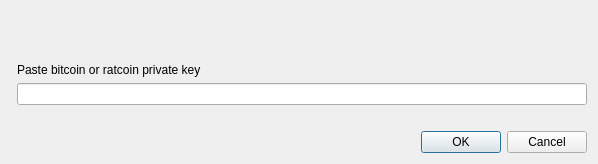
salarii/dims, file src/qt/forms/addAddressDialog.ui: the form before one commit.
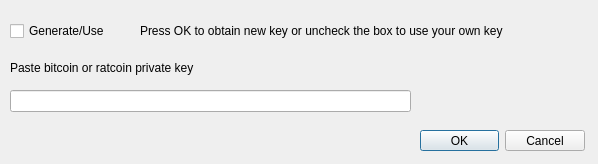
The form after the commit.

```diff
--- a/src/qt/forms/addAddressDialog.ui
+++ b/src/qt/forms/addAddressDialog.ui
@@ -25,9 +25,15 @@
   <property name="windowTitle">
    <string>Address Dialog</string>
   </property>
-  <layout class="QVBoxLayout" name="verticalLayout">
-   <item>
     <widget class="QLabel" name="warningLabel">
+   <property name="geometry">
+    <rect>
+     <x>8</x>
+     <y>8</y>
+     <width>16</width>
+     <height>16</height>
+    </rect>
+   </property>
      <property name="textFormat">
       <enum>Qt::RichText</enum>
      </property>
@@ -35,14 +41,31 @@
       <bool>true</bool>
      </property>
     </widget>
-   </item>
-   <item>
-    <layout class="QFormLayout" name="formLayout">
-     <property name="fieldGrowthPolicy">
-      <enum>QFormLayout::AllNonFixedFieldsGrow</enum>
-     </property>
-     <item row="3" column="1">
+  <widget class="QDialogButtonBox" name="buttonBox">
+   <property name="geometry">
+    <rect>
+     <x>420</x>
+     <y>130</y>
+     <width>165</width>
+     <height>21</height>
+    </rect>
+   </property>
+   <property name="orientation">
+    <enum>Qt::Horizontal</enum>
+   </property>
+   <property name="standardButtons">
+    <set>QDialogButtonBox::Cancel|QDialogButtonBox::Ok</set>
+   </property>
+  </widget>
       <widget class="QLabel" name="capsLabel">
+   <property name="geometry">
+    <rect>
+     <x>94</x>
+     <y>63</y>
+     <width>16</width>
+     <height>16</height>
+    </rect>
+   </property>
        <property name="font">
         <font>
          <weight>75</weight>
@@ -56,34 +79,58 @@
         <set>Qt::AlignCenter</set>
        </property>
       </widget>
-     </item>
-     <item row="1" column="1">
       <widget class="QLabel" name="keyLabel1">
+   <property name="geometry">
+    <rect>
+     <x>10</x>
+     <y>60</y>
+     <width>193</width>
+     <height>16</height>
+    </rect>
+   </property>
        <property name="text">
         <string>Paste bitcoin or ratcoin private key</string>
        </property>
       </widget>
-     </item>
-     <item row="2" column="1">
       <widget class="QLineEdit" name="addressEdit">
+   <property name="geometry">
+    <rect>
+     <x>10</x>
+     <y>90</y>
+     <width>401</width>
+     <height>22</height>
+    </rect>
+   </property>
        <property name="echoMode">
         <enum>QLineEdit::Normal</enum>
        </property>
       </widget>
-     </item>
-    </layout>
-   </item>
+  <widget class="QWidget" name="">
+   <property name="geometry">
+    <rect>
+     <x>10</x>
+     <y>20</y>
+     <width>493</width>
+     <height>22</height>
+    </rect>
+   </property>
+   <layout class="QHBoxLayout" name="horizontalLayout">
+    <item>
+     <widget class="QCheckBox" name="checkBox">
+      <property name="text">
+       <string>Generate/Use</string>
+      </property>
+     </widget>
+    </item>
    <item>
-    <widget class="QDialogButtonBox" name="buttonBox">
-     <property name="orientation">
-      <enum>Qt::Horizontal</enum>
-     </property>
-     <property name="standardButtons">
-      <set>QDialogButtonBox::Cancel|QDialogButtonBox::Ok</set>
-     </property>
+     <widget class="QLabel" name="label">
+      <property name="text">
+       <string>Press OK to obtain new key or uncheck the box to use your own key</string>
+      </property>
     </widget>
    </item>
   </layout>
+  </widget>
  </widget>
  <resources/>
  <connections>
```
Lines whose indentation alone changed are shown as unchanged.
